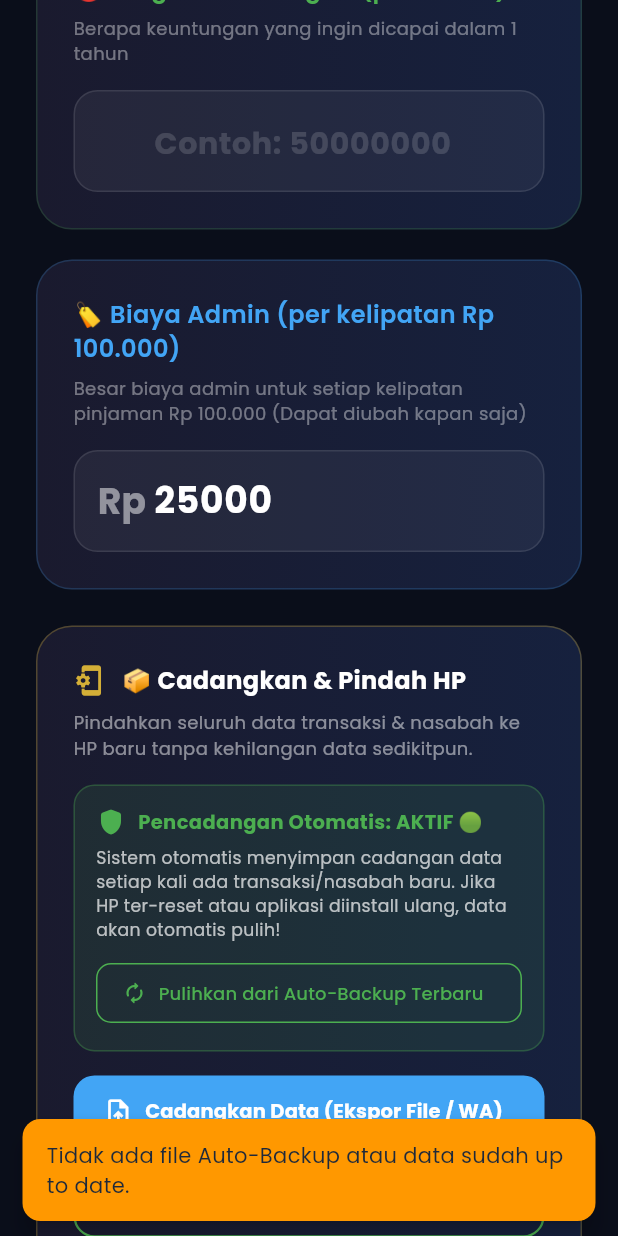
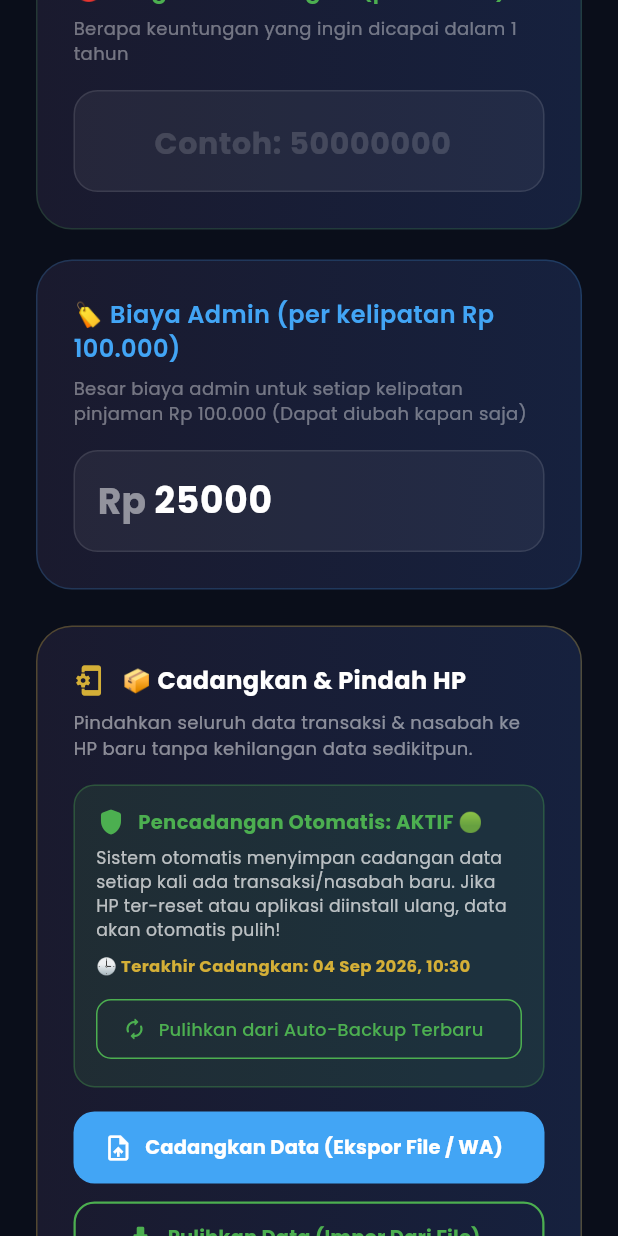
Before and after one commit to WagYu31/APK-OFLINE-KREDIT-PINTAR, a Flutter app: the SettingsScreen screen opened directly, scrolled down 576 dp, after a tap on "Pulihkan dari Auto-Backup Terbaru", on a phone screen of 412 x 824 dp. Run offline on Flutter 3.47's test engine with Material 3 defaults, Android fonts, the phone set to English and light mode, and no system bars; our stand-ins replace file_picker, google_fonts, pdf, printing, share_plus, sqflite; accounts and stored records are empty.

Commit message:
Ensure auto-backup is always initialized on launch and update status message

```diff
--- a/lib/providers/app_provider.dart
+++ b/lib/providers/app_provider.dart
@@ -54,11 +54,19 @@
     await refreshData();
 
     // Auto-restore check if database is completely empty
-    if (_allNasabah.isEmpty && _allTransaksi.isEmpty) {
-      await checkAndRestoreAutoBackup();
-    } else {
-      await triggerAutoBackup();
+    final dir = await getApplicationDocumentsDirectory();
+    final autoBackupFile = File('${dir.path}/Sukron08_AutoBackup_latest.json');
+
+    if (await autoBackupFile.exists()) {
+      _lastAutoBackupTime = DateFormat('dd MMM yyyy, HH:mm', 'id_ID')
+          .format(await autoBackupFile.lastModified());
+      if (_allNasabah.isEmpty && _allTransaksi.isEmpty) {
+        await checkAndRestoreAutoBackup();
+      }
     }
+
+    // Always trigger auto-backup once initialized
+    await triggerAutoBackup();
 
     _isLoading = false;
     notifyListeners();
@@ -71,9 +79,7 @@
     _transaksiHutang = await _db.getTransaksiPunyaHutang();
     _statistik = await _db.getStatistik();
 
-    if (_allNasabah.isNotEmpty || _allTransaksi.isNotEmpty) {
-      await triggerAutoBackup();
-    }
+    await triggerAutoBackup();
     notifyListeners();
   }
 
@@ -90,13 +96,12 @@
 
       _lastAutoBackupTime =
           DateFormat('dd MMM yyyy, HH:mm', 'id_ID').format(DateTime.now());
-      notifyListeners();
     } catch (e) {
       debugPrint('AutoBackup error: $e');
     }
   }
 
-  /// Automatically check and restore from auto-backup if DB is empty
+  /// Automatically check and restore from auto-backup if DB is empty or user requested
   Future<bool> checkAndRestoreAutoBackup() async {
     try {
       final dir = await getApplicationDocumentsDirectory();
@@ -108,12 +113,19 @@
         final Map<String, dynamic> data = jsonDecode(jsonStr);
         final success = await _db.importBackupJson(data);
         if (success) {
-          await refreshData();
+          _allNasabah = await _db.getAllNasabah();
+          _allTransaksi = await _db.getAllTransaksi();
+          _transaksiJatuhTempo = await _db.getTransaksiJatuhTempo();
+          _transaksiHutang = await _db.getTransaksiPunyaHutang();
+          _statistik = await _db.getStatistik();
           _lastAutoBackupTime = DateFormat('dd MMM yyyy, HH:mm', 'id_ID')
-              .format(DateTime.now());
+              .format(await file.lastModified());
           notifyListeners();
           return true;
         }
+      } else {
+        // If file doesn't exist yet, create it now from current database
+        await triggerAutoBackup();
       }
     } catch (e) {
       debugPrint('AutoRestore error: $e');
--- a/lib/screens/settings_screen.dart
+++ b/lib/screens/settings_screen.dart
@@ -544,8 +544,8 @@
                                   ScaffoldMessenger.of(context).showSnackBar(
                                     SnackBar(
                                       content: const Text(
-                                          'Tidak ada file Auto-Backup atau data sudah up to date.'),
-                                      backgroundColor: const Color(0xFFFF9800),
+                                          'File cadangan otomatis dibuat! Data di aplikasi sudah paling terbaru. ✅'),
+                                      backgroundColor: const Color(0xFF4CAF50),
                                       behavior: SnackBarBehavior.floating,
                                       shape: RoundedRectangleBorder(
                                           borderRadius:
```
